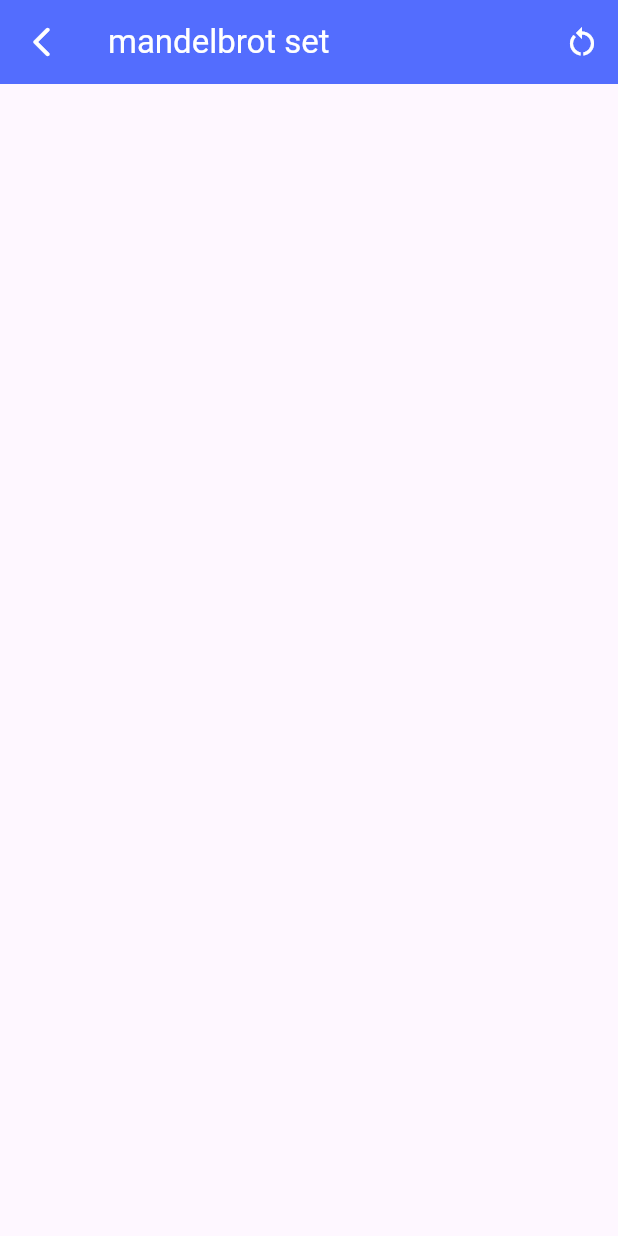
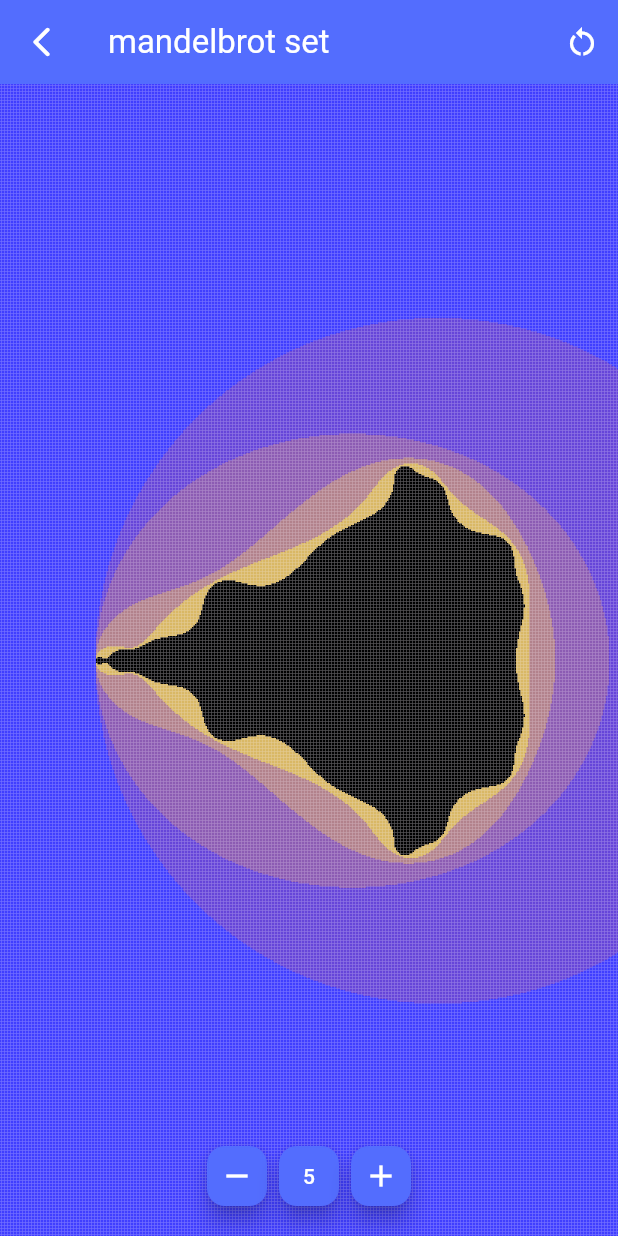
Before and after one commit to franciscovidalsantos/fractalize, a Flutter app: the screen it shows after launch, after a tap on "Mandelbrot Set", on a phone screen of 412 x 824 dp. Run offline on Flutter 3.47's test engine with Material 3 defaults, Android fonts, the phone set to English and light mode, and no system bars.

Commit message:
adding our mandelbrot fractal files
- disabled impeller in order to use sofware rendering. the changes were made on AndroidManifest.xml file.
- added our mandelbrot painter class that includes all the fractal calculations for the mandelbrot set.
- added zoom gestures and an iteration counter to our fractal screen.
- all the code sent on this commit belongs to a previous fractal app i made that only covered the mandelbrot set.

```diff
--- /dev/null
+++ b/lib/painters/mandelbrot.dart
@@ -0,0 +1,70 @@
+import 'package:flutter/material.dart';
+
+class MandelbrotPainter extends CustomPainter {
+  final double scale;
+  final Offset offset;
+  final int currentIterations;
+  final double resolution;
+
+  MandelbrotPainter({
+    required this.scale,
+    required this.offset,
+    required this.currentIterations,
+    this.resolution = 1.0,
+  });
+
+  @override
+  void paint(Canvas canvas, Size size) {
+    final Paint paint = Paint();
+    final double centerX = size.width / 2;
+    final double centerY = size.height / 2;
+
+    // Adjust scale and position
+    final double adjustedScale = 200.0 / scale;
+    final double offsetX = offset.dx / scale;
+    final double offsetY = offset.dy / scale;
+
+    final double step = resolution; // Use resolution to skip pixels
+
+    for (double x = 0; x < size.width; x += step) {
+      for (double y = 0; y < size.height; y += step) {
+        double zx = (x - centerX - offsetX) / adjustedScale;
+        double zy = (y - centerY - offsetY) / adjustedScale;
+
+        // Mandelbrot set calculation
+        int iteration = 0;
+        double cx = zx;
+        double cy = zy;
+
+        while (zx * zx + zy * zy < 4 && iteration < currentIterations) {
+          final tmp = zx * zx - zy * zy + cx;
+          zy = 2 * zx * zy + cy;
+          zx = tmp;
+          iteration++;
+        }
+        double t = iteration / currentIterations;
+        paint.color =
+            iteration == currentIterations
+                // Color based on iterations
+                ? Colors.black
+                // Simple coloring based on iterations
+                : Color.fromRGBO(
+                  (255 * t).toInt(),
+                  (255 * t * t).toInt(),
+                  (255 * (1 - t)).toInt(),
+                  0.75,
+                );
+
+        canvas.drawRect(Rect.fromLTWH(x, y, step, step), paint);
+      }
+    }
+  }
+
+  @override
+  bool shouldRepaint(covariant MandelbrotPainter oldDelegate) {
+    return oldDelegate.scale != scale ||
+        oldDelegate.offset != offset ||
+        oldDelegate.currentIterations != currentIterations ||
+        oldDelegate.resolution != resolution;
+  }
+}
--- a/lib/screens/fractal.dart
+++ b/lib/screens/fractal.dart
@@ -1,6 +1,7 @@
 import 'package:flutter/material.dart';
 import 'package:fractalize/enums/fractal_type.dart';
 import 'package:fractalize/navigation/fractalize_app_bar.dart';
+import 'package:fractalize/painters/mandelbrot.dart';
 
 class FractalScreen extends StatefulWidget {
   const FractalScreen({super.key, required this.fractalType});
@@ -11,6 +12,59 @@ class FractalScreen extends StatefulWidget {
 }
 
 class _FractalScreenState extends State<FractalScreen> {
+  // Starting zoom parameters
+  final double _startingZoomScale = 1.75;
+  final Offset _startingZoomOffset = Offset.zero;
+  // Maximum zoom parameters
+  final double _maxZoomScale = 2.0;
+  final Offset _maxZoomOffset = Offset.zero;
+  // Dynamic zoom parameters
+  late double _scale;
+  late Offset _offset;
+  late double _interactionScale;
+
+  int _currentIterations = 5; // Minimum iterations value
+
+  bool _isInteracting = false;
+  void _handleInteractionStart(ScaleStartDetails details) {
+    _interactionScale = _scale;
+    setState(() {
+      _isInteracting = true;
+    });
+  }
+
+  void _handleInteractionUpdate(ScaleUpdateDetails details) {
+    double interactionScale = _interactionScale / details.scale;
+    setState(() {
+      // Limit zoom while zooming out
+      if (interactionScale > _maxZoomScale) {
+        _scale = _maxZoomScale;
+        _offset = _maxZoomOffset;
+        return;
+      }
+      // Update zoom while zooming in
+      if (interactionScale < _maxZoomScale) {
+        _scale = interactionScale;
+        _offset += details.focalPointDelta * interactionScale;
+        return;
+      }
+    });
+  }
+
+  void _handleInteractionEnd(ScaleEndDetails details) {
+    setState(() {
+      _isInteracting = false;
+    });
+  }
+
+  @override
+  void initState() {
+    super.initState();
+    // Initialize zoom parameters
+    _scale = _startingZoomScale;
+    _offset = _startingZoomOffset;
+  }
+
   @override
   Widget build(BuildContext context) {
     return Scaffold(
@@ -21,10 +75,82 @@ class _FractalScreenState extends State<FractalScreen> {
           onPressed: () {
             setState(() {
               // TODO: reset fractal painter state.
+              _scale = _startingZoomScale;
+              _offset = _startingZoomOffset;
+              _currentIterations = 5;
             });
           },
         ),
       ),
+      body: GestureDetector(
+        onScaleStart: _handleInteractionStart,
+        onScaleUpdate: _handleInteractionUpdate,
+        onScaleEnd: _handleInteractionEnd,
+        child: CustomPaint(
+          isComplex: true,
+          willChange: _isInteracting,
+          size: Size.infinite,
+          painter: MandelbrotPainter(
+            scale: _scale,
+            offset: _offset + const Offset(150, 0),
+            currentIterations: _currentIterations,
+            resolution: _isInteracting ? 4.0 : 1.0,
+          ),
+        ),
+      ),
+      floatingActionButtonLocation: FloatingActionButtonLocation.centerFloat,
+      floatingActionButton: Row(
+        mainAxisAlignment: MainAxisAlignment.center,
+        mainAxisSize: MainAxisSize.min,
+        children: [
+          FloatingActionButton(
+            heroTag: "remove",
+            backgroundColor: Colors.indigoAccent,
+            // Disable button when iterations count are bellow 5
+            onPressed:
+                _currentIterations == 5
+                    ? null
+                    : () {
+                      setState(() {
+                        _currentIterations = (_currentIterations - 5).clamp(
+                          5,
+                          1000,
+                        );
+                      });
+                    },
+            mini: true,
+            child: const Icon(Icons.remove, color: Colors.white),
+          ),
+          FloatingActionButton(
+            heroTag: "counter",
+            backgroundColor: Colors.indigoAccent,
+            onPressed: null,
+            mini: true,
+            child: Text(
+              _currentIterations.toString(),
+              style: TextStyle(color: Colors.white),
+            ),
+          ),
+          FloatingActionButton(
+            heroTag: "add",
+            backgroundColor: Colors.indigoAccent,
+            // Disable button when iterations count are above 1000
+            onPressed:
+                _currentIterations == 1000
+                    ? null
+                    : () {
+                      setState(() {
+                        _currentIterations = (_currentIterations + 5).clamp(
+                          5,
+                          1000,
+                        );
+                      });
+                    },
+            mini: true,
+            child: const Icon(Icons.add, color: Colors.white),
+          ),
+        ],
+      ),
     );
   }
 }
```
Also changed, not shown: 1 other file.
